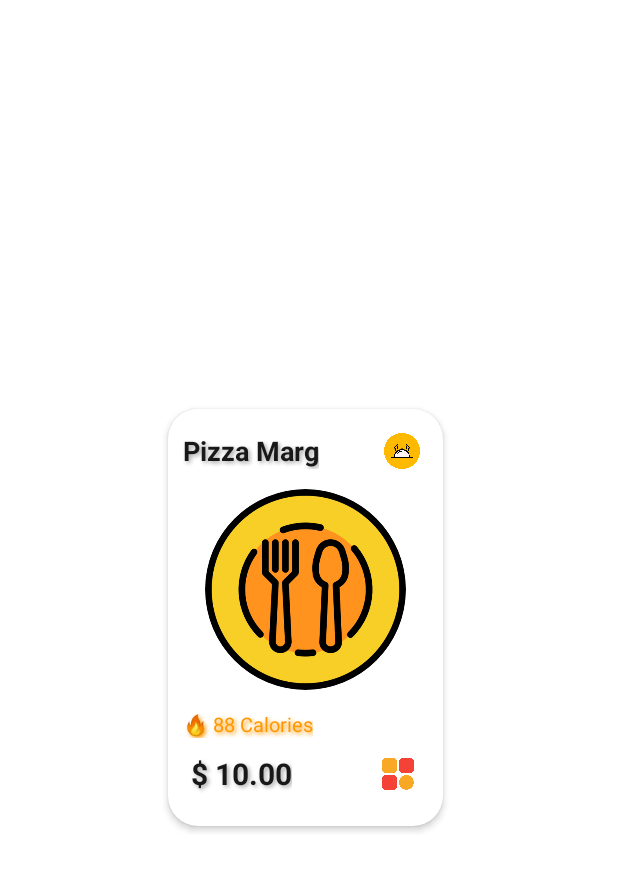
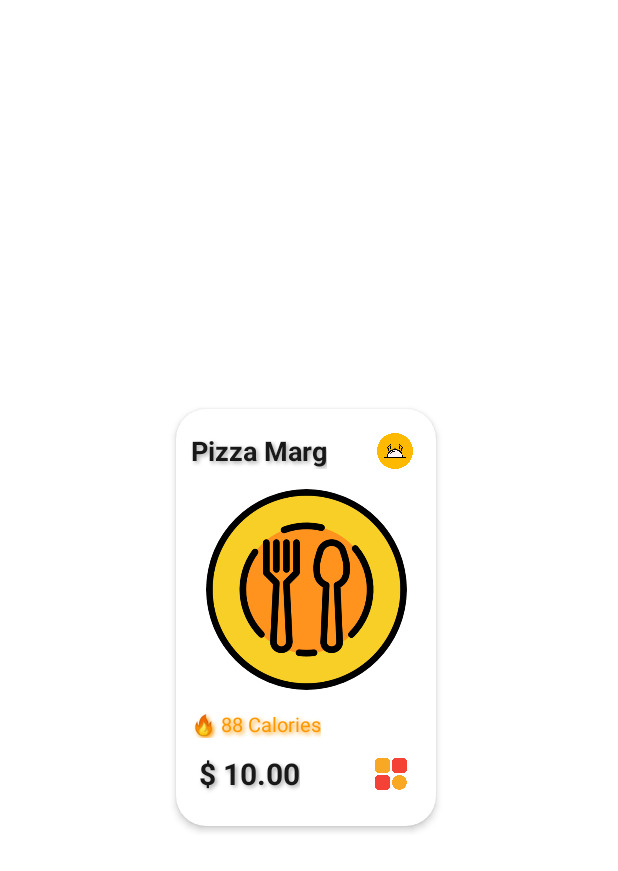
Before and after one commit to EmadHamdan1/RestaurantProject, an Android app: the layout item_menu_item_owner.xml on its own in the app's theme, with its tools: preview values and no code run, on a phone screen of 412 x 824 dp. Shown: the top 871 px of the screen. Run offline under Robolectric (Android 15) with nearby library versions, the phone set to English and light mode, and no system bars.

Commit message:
Final touches

```diff
--- a/app/src/main/res/layout/item_menu_item_owner.xml
+++ b/app/src/main/res/layout/item_menu_item_owner.xml
@@ -1,7 +1,7 @@
 <?xml version="1.0" encoding="utf-8"?>
 <androidx.constraintlayout.widget.ConstraintLayout xmlns:android="http://schemas.android.com/apk/res/android"
     xmlns:app="http://schemas.android.com/apk/res-auto"
-    android:layout_width="195dp"
+    android:layout_width="185dp"
     android:layout_height="290dp"
     android:layout_gravity="center">
 
--- a/app/src/main/res/layout/item_menu_item_vertical_customer.xml
+++ b/app/src/main/res/layout/item_menu_item_vertical_customer.xml
@@ -1,7 +1,7 @@
 <?xml version="1.0" encoding="utf-8"?>
 <androidx.constraintlayout.widget.ConstraintLayout xmlns:android="http://schemas.android.com/apk/res/android"
     xmlns:app="http://schemas.android.com/apk/res-auto"
-    android:layout_width="195dp"
+    android:layout_width="185dp"
     android:layout_height="290dp"
     android:layout_gravity="center">
 
```
